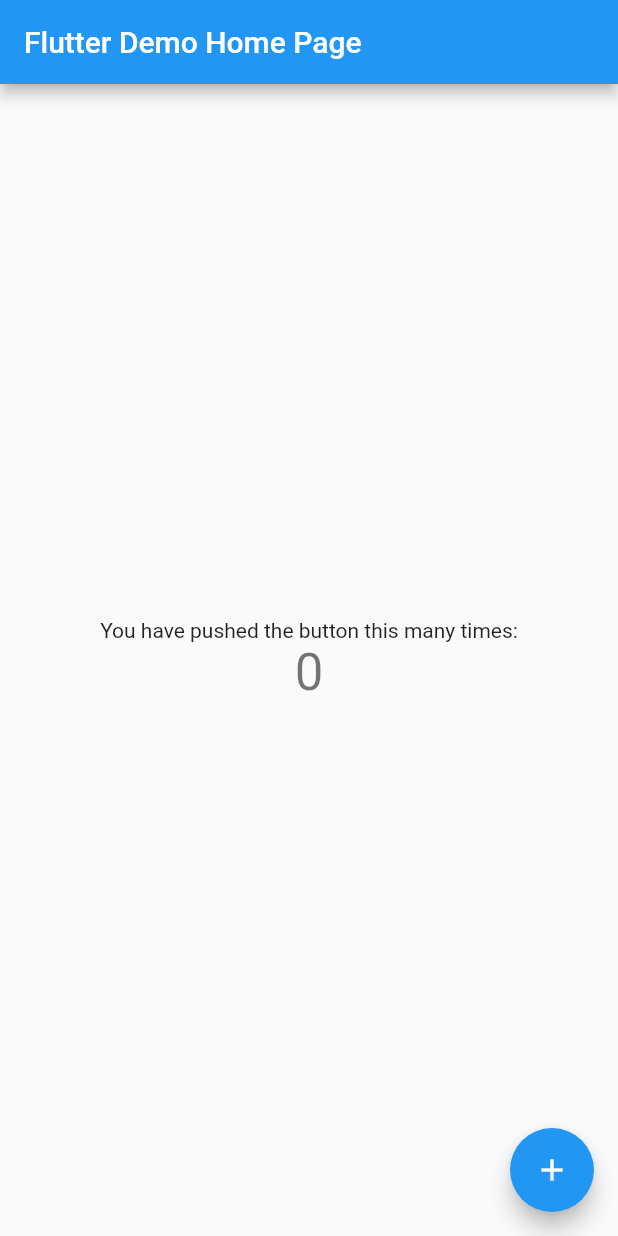
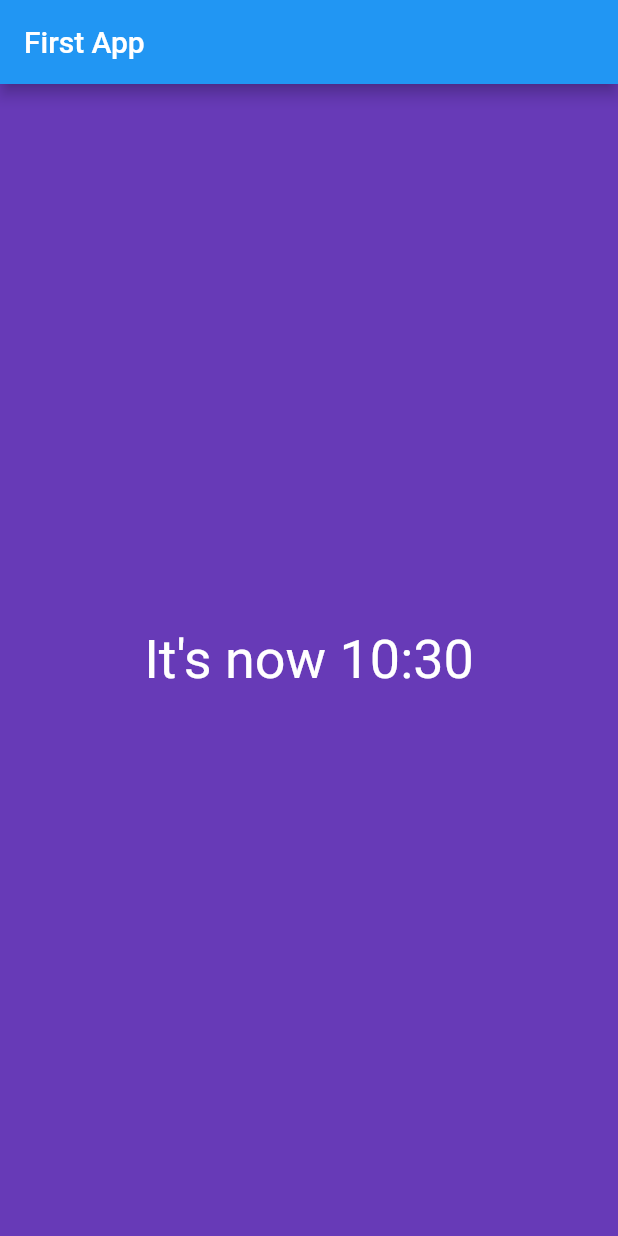
Before and after one commit to Akshay0799/hello_flutter, a Flutter app: the screen it shows after launch, on a phone screen of 412 x 824 dp. Run offline on Flutter 3.47's test engine with Material 2 defaults, Android fonts, the phone set to English and light mode, and no system bars.

Commit message:
basic UI

```diff
--- a/lib/main.dart
+++ b/lib/main.dart
@@ -1,4 +1,5 @@
 import 'package:flutter/material.dart';
+import './screens/home.dart';
 
 void main() => runApp(MyApp());
 
@@ -7,6 +8,7 @@ class MyApp extends StatelessWidget {
   @override
   Widget build(BuildContext context) {
     return MaterialApp(
+      debugShowCheckedModeBanner: false,
       title: 'Flutter Demo',
       theme: ThemeData(
         // This is the theme of your application.
@@ -20,7 +22,13 @@ class MyApp extends StatelessWidget {
         // is not restarted.
         primarySwatch: Colors.blue,
       ),
-      home: MyHomePage(title: 'Flutter Demo Home Page'),
+      home: Scaffold(
+          appBar: AppBar(
+            title: Text("First App"),
+          ),
+          body: Home()),
+
+      //home: MyHomePage(title: 'App Home Page'),
     );
   }
 }
--- /dev/null
+++ b/lib/screens/home.dart
@@ -0,0 +1,24 @@
+import 'package:flutter/material.dart';
+
+class Home extends StatelessWidget {
+  @override
+  Widget build(BuildContext context) {
+    // TODO: implement build
+    return Material(
+      color: Colors.deepPurple,
+      child: Center(
+        child: Text(sayhello(),
+            textDirection: TextDirection.ltr,
+            style: TextStyle(color: Colors.white, fontSize: 36.0)),
+      ),
+    );
+  }
+
+  String sayhello() {
+    DateTime now = DateTime.now();
+    int hour = now.hour;
+    int min = now.minute;
+    String minutes = (min < 10) ? "0" + min.toString() : min.toString();
+    return "It's now " + hour.toString() + ":" + minutes;
+  }
+}
```
